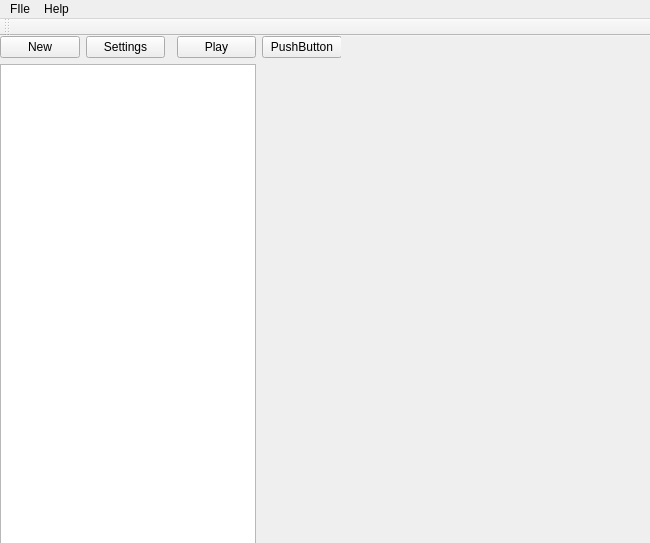
The window that mainwindow.ui (Martinfx/qtbhyve) describes before a commit, drawn with Qt 5.
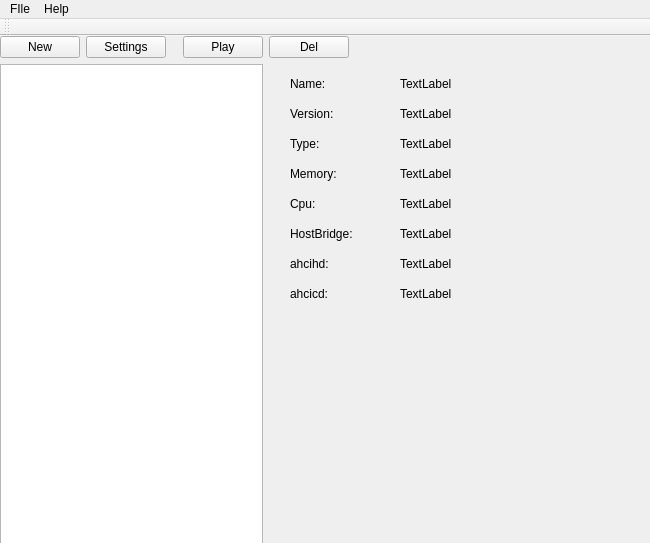
The same window after the commit.

Commit message: new properties for virtual machine

```diff
--- a/mainwindow.ui
+++ b/mainwindow.ui
@@ -19,7 +19,7 @@
      <rect>
       <x>0</x>
       <y>0</y>
-      <width>341</width>
+      <width>349</width>
       <height>511</height>
      </rect>
     </property>
@@ -41,6 +41,23 @@
        </property>
       </widget>
      </item>
+     <item row="4" column="5">
+      <layout class="QGridLayout" name="gridLayout_3"/>
+     </item>
+     <item row="0" column="1">
+      <widget class="QPushButton" name="settingsVirtual">
+       <property name="text">
+        <string>Settings</string>
+       </property>
+      </widget>
+     </item>
+     <item row="0" column="4">
+      <widget class="QPushButton" name="deleteVirtual">
+       <property name="text">
+        <string>Del</string>
+       </property>
+      </widget>
+     </item>
      <item row="1" column="0" colspan="4">
       <widget class="QListWidget" name="listVirtuals">
        <property name="enabled">
@@ -62,35 +79,215 @@
        </property>
       </widget>
      </item>
-     <item row="4" column="5">
-      <layout class="QGridLayout" name="gridLayout_3"/>
-     </item>
-     <item row="0" column="1">
-      <widget class="QPushButton" name="settingsVirtual">
-       <property name="text">
-        <string>Settings</string>
-       </property>
-      </widget>
-     </item>
-     <item row="0" column="4">
-      <widget class="QPushButton" name="pushButton">
-       <property name="text">
-        <string>PushButton</string>
-       </property>
-      </widget>
-     </item>
     </layout>
    </widget>
-   <widget class="QWidget" name="gridLayoutWidget_2">
+   <widget class="QLabel" name="label">
     <property name="geometry">
      <rect>
-      <x>340</x>
-      <y>-1</y>
-      <width>311</width>
-      <height>511</height>
+      <x>290</x>
+      <y>40</y>
+      <width>57</width>
+      <height>16</height>
      </rect>
     </property>
-    <layout class="QGridLayout" name="gridLayout_2"/>
+    <property name="text">
+     <string>Name:</string>
+    </property>
+   </widget>
+   <widget class="QLabel" name="label_2">
+    <property name="geometry">
+     <rect>
+      <x>290</x>
+      <y>70</y>
+      <width>57</width>
+      <height>15</height>
+     </rect>
+    </property>
+    <property name="text">
+     <string>Version:</string>
+    </property>
+   </widget>
+   <widget class="QLabel" name="label_3">
+    <property name="geometry">
+     <rect>
+      <x>290</x>
+      <y>100</y>
+      <width>57</width>
+      <height>15</height>
+     </rect>
+    </property>
+    <property name="text">
+     <string>Type:</string>
+    </property>
+   </widget>
+   <widget class="QLabel" name="label_4">
+    <property name="geometry">
+     <rect>
+      <x>290</x>
+      <y>130</y>
+      <width>57</width>
+      <height>15</height>
+     </rect>
+    </property>
+    <property name="text">
+     <string>Memory:</string>
+    </property>
+   </widget>
+   <widget class="QLabel" name="label_5">
+    <property name="geometry">
+     <rect>
+      <x>290</x>
+      <y>190</y>
+      <width>71</width>
+      <height>16</height>
+     </rect>
+    </property>
+    <property name="text">
+     <string>HostBridge:</string>
+    </property>
+   </widget>
+   <widget class="QLabel" name="label_6">
+    <property name="geometry">
+     <rect>
+      <x>290</x>
+      <y>250</y>
+      <width>57</width>
+      <height>15</height>
+     </rect>
+    </property>
+    <property name="text">
+     <string>ahcicd:</string>
+    </property>
+   </widget>
+   <widget class="QLabel" name="label_7">
+    <property name="geometry">
+     <rect>
+      <x>290</x>
+      <y>220</y>
+      <width>57</width>
+      <height>15</height>
+     </rect>
+    </property>
+    <property name="text">
+     <string>ahcihd:</string>
+    </property>
+   </widget>
+   <widget class="QLabel" name="label_8">
+    <property name="geometry">
+     <rect>
+      <x>290</x>
+      <y>160</y>
+      <width>57</width>
+      <height>16</height>
+     </rect>
+    </property>
+    <property name="text">
+     <string>Cpu:</string>
+    </property>
+   </widget>
+   <widget class="QLabel" name="labelAhcihd">
+    <property name="geometry">
+     <rect>
+      <x>400</x>
+      <y>220</y>
+      <width>131</width>
+      <height>16</height>
+     </rect>
+    </property>
+    <property name="text">
+     <string>TextLabel</string>
+    </property>
+   </widget>
+   <widget class="QLabel" name="labelVersion">
+    <property name="geometry">
+     <rect>
+      <x>400</x>
+      <y>70</y>
+      <width>101</width>
+      <height>16</height>
+     </rect>
+    </property>
+    <property name="text">
+     <string>TextLabel</string>
+    </property>
+   </widget>
+   <widget class="QLabel" name="labelHostBridge">
+    <property name="geometry">
+     <rect>
+      <x>400</x>
+      <y>190</y>
+      <width>111</width>
+      <height>16</height>
+     </rect>
+    </property>
+    <property name="text">
+     <string>TextLabel</string>
+    </property>
+   </widget>
+   <widget class="QLabel" name="labelMemory">
+    <property name="geometry">
+     <rect>
+      <x>400</x>
+      <y>130</y>
+      <width>57</width>
+      <height>15</height>
+     </rect>
+    </property>
+    <property name="text">
+     <string>TextLabel</string>
+    </property>
+   </widget>
+   <widget class="QLabel" name="labelCpu">
+    <property name="geometry">
+     <rect>
+      <x>400</x>
+      <y>160</y>
+      <width>57</width>
+      <height>16</height>
+     </rect>
+    </property>
+    <property name="text">
+     <string>TextLabel</string>
+    </property>
+   </widget>
+   <widget class="QLabel" name="labelType">
+    <property name="geometry">
+     <rect>
+      <x>400</x>
+      <y>100</y>
+      <width>111</width>
+      <height>16</height>
+     </rect>
+    </property>
+    <property name="text">
+     <string>TextLabel</string>
+    </property>
+   </widget>
+   <widget class="QLabel" name="labelName">
+    <property name="geometry">
+     <rect>
+      <x>400</x>
+      <y>40</y>
+      <width>101</width>
+      <height>16</height>
+     </rect>
+    </property>
+    <property name="text">
+     <string>TextLabel</string>
+    </property>
+   </widget>
+   <widget class="QLabel" name="labelAhcicd">
+    <property name="geometry">
+     <rect>
+      <x>400</x>
+      <y>250</y>
+      <width>141</width>
+      <height>16</height>
+     </rect>
+    </property>
+    <property name="text">
+     <string>TextLabel</string>
+    </property>
    </widget>
   </widget>
   <widget class="QMenuBar" name="menubar">
```
The commit also changes 6 other files.
